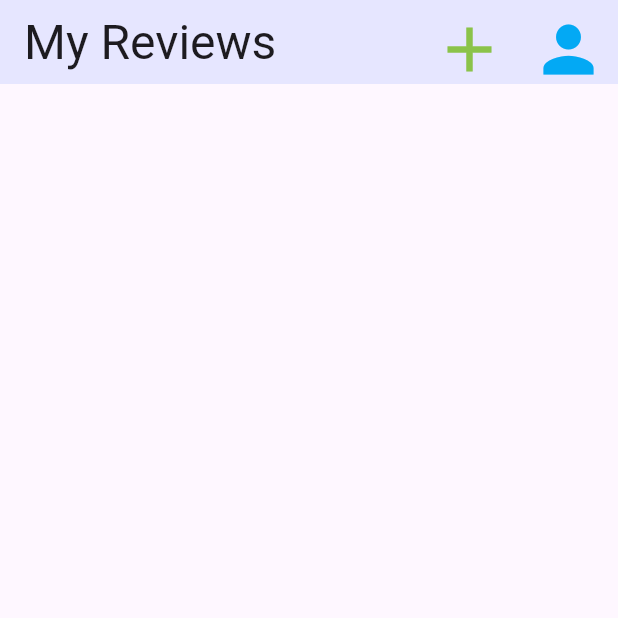
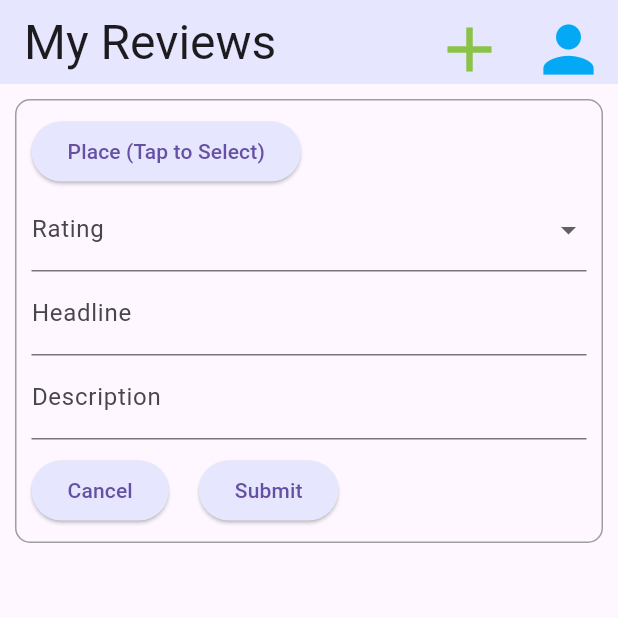
Before and after one commit to ktucker720/cs406_project, a Flutter app: the screen it shows once a user with an empty profile is signed in, after a tap on the "add" icon, after a tap on "Cancel", on a phone screen of 412 x 824 dp, the top half of it. Run offline on Flutter 3.47's test engine with Material 3 defaults, Android fonts, the phone set to English and light mode, and no system bars; our stand-ins replace cloud_firestore, firebase_auth, firebase_core, flutter_riverpod, google_maps_flutter, location; missing offline and left inert: firebase_ui_auth; accounts and stored records are empty.

Commit message:
Implemented my own map view for review editing

```diff
--- a/irestaurant_flutter/lib/auth_gate.dart
+++ b/irestaurant_flutter/lib/auth_gate.dart
@@ -2,7 +2,6 @@ import 'package:firebase_auth/firebase_auth.dart' hide EmailAuthProvider;
 import 'package:firebase_ui_auth/firebase_ui_auth.dart';
 import 'package:flutter/material.dart';
 import 'package:cloud_firestore/cloud_firestore.dart';
-
 import 'reviews.dart';
 
 class AuthGate extends StatelessWidget {
--- /dev/null
+++ b/irestaurant_flutter/lib/place_select.dart
@@ -0,0 +1,143 @@
+import 'package:flutter/material.dart';
+import 'package:google_maps_flutter/google_maps_flutter.dart';
+import 'package:location/location.dart';
+
+// A place from Google Places API
+class Place {
+  String? id;
+  String? name;
+  String? city;
+  Place(Map<String, dynamic> data) {
+    id = data["place_id"];
+    name = data["name"];
+    city = data["city"];
+  }
+}
+
+// An interactive map for searching and selecting a place
+class PlaceSearchMap extends StatefulWidget {
+  final Place? initialData;
+  final void Function() onCancel;
+  final void Function(Place) onSubmit;
+
+  const PlaceSearchMap({super.key, required this.initialData, required this.onCancel, required this.onSubmit});
+
+  @override
+  PlaceSearchMapState createState() {
+    return PlaceSearchMapState();
+  }
+}
+
+class PlaceSearchMapState extends State<PlaceSearchMap> {
+  Location location = Location();
+  final Map<String, Marker> _markers = {};
+  double latitude = 0;
+  double longitude = 0;
+  GoogleMapController? _controller;
+  // Start with an initial position in NYC
+  final CameraPosition _kGooglePlex = const CameraPosition(
+    target: LatLng(40.730610, -73.935242),
+    zoom: 10,
+  );
+
+  // Obtain the user's current location
+  getCurrentLocation() async {
+    bool serviceEnabled = await location.serviceEnabled();
+    if (!serviceEnabled) {
+      serviceEnabled = await location.requestService();
+      if (!serviceEnabled) {
+        return;
+      }
+    }
+
+    PermissionStatus permissionGranted = await location.hasPermission();
+    if (permissionGranted == PermissionStatus.denied) {
+      permissionGranted = await location.requestPermission();
+      if (permissionGranted != PermissionStatus.granted) {
+        return;
+      }
+    }
+
+    LocationData currentPosition = await location.getLocation();
+    latitude = currentPosition.latitude!;
+    longitude = currentPosition.longitude!;
+    final marker = Marker(
+      markerId: const MarkerId('myLocation'),
+      position: LatLng(latitude, longitude),
+      infoWindow: const InfoWindow(
+        title: 'My Location',
+      ),
+    );
+    setState(() {
+      _markers['myLocation'] = marker;
+      _controller?.animateCamera(
+        CameraUpdate.newCameraPosition(
+          CameraPosition(target: LatLng(latitude, longitude), zoom: 15),
+        ),
+      );
+    });
+  }
+
+  @override
+  Widget build(BuildContext context) {
+    return Stack(
+      children: [
+        SizedBox(
+          width: double.infinity,
+          height: 400,
+          child: GoogleMap(
+            mapType: MapType.normal,
+            myLocationEnabled: true,
+            initialCameraPosition: _kGooglePlex,
+            markers: _markers.values.toSet(),
+            onTap: (LatLng latlng) {
+              latitude = latlng.latitude;
+              longitude = latlng.longitude;
+              final marker = Marker(
+                markerId: const MarkerId('myLocation'),
+                position: LatLng(latitude, longitude),
+                infoWindow: const InfoWindow(
+                  title: 'My New Location',
+                ),
+              );
+              setState(() {
+                _markers['myLocation'] = marker;
+              });
+            },
+            onMapCreated: (GoogleMapController controller) {
+              _controller = controller;
+              getCurrentLocation();
+            },
+          ),
+        ),
+        Positioned(
+          left: 0,
+          top: 0,
+          right: 0,
+          child: Row(children: [
+            Padding(
+              padding: const EdgeInsets.fromLTRB(0, 10, 10, 0),
+              child: ElevatedButton(
+                onPressed: () {
+                  //TODO - begin search
+                },
+                style: ElevatedButton.styleFrom(backgroundColor: const Color.fromARGB(255, 230, 230, 255)),
+                child: const Text('Search')
+              )
+            ),
+            Padding(
+              padding: const EdgeInsets.fromLTRB(10, 10, 0, 0),
+              child: ElevatedButton(
+                onPressed: () {
+                  widget.onCancel.call();
+                },
+                style: ElevatedButton.styleFrom(backgroundColor: const Color.fromARGB(255, 230, 230, 255)),
+                child: const Text('Cancel')
+              )
+            ),
+          ])
+        )
+      ]
+    );
+  }
+}
--- a/irestaurant_flutter/lib/reviews.dart
+++ b/irestaurant_flutter/lib/reviews.dart
@@ -3,23 +3,26 @@ import 'package:firebase_auth/firebase_auth.dart' hide EmailAuthProvider;
 import 'package:cloud_firestore/cloud_firestore.dart';
 import 'package:firebase_ui_auth/firebase_ui_auth.dart';
 import 'package:flutter_riverpod/flutter_riverpod.dart';
+import 'place_select.dart';
+
+// Supports viewing and editing reviews
+enum DisplayMode { view, form, map }
 
 // Review data
 class ReviewModel {
   final int id;
-  bool isNew;
-  bool isEditing;
+  DisplayMode displayMode;
   String? docId;
-  String? name;
-  String? city;
+  Place? place;
   DateTime? date;
   int? stars;
   String? headline;
   String? description;
 
-  ReviewModel(this.id, this.isNew, this.isEditing, this.docId, Map<String, dynamic> data) {
-    name = data["name"];
-    city = data["city"];
+  ReviewModel(this.id, this.displayMode, this.docId, Map<String, dynamic> data) {
+    if(data["place"] != null) {
+      place = Place(data["place"]);
+    }
     if (data["date"] != null) {
       date = DateTime.fromMicrosecondsSinceEpoch(data["date"].microsecondsSinceEpoch);
     }
@@ -30,11 +33,9 @@ class ReviewModel {
 
   ReviewModel.fromOther(ReviewModel other) :
     id = other.id,
-    isNew = other.isNew,
-    isEditing = other.isEditing,
+    displayMode = other.displayMode,
     docId = other.docId,
-    name = other.name,
-    city = other.city,
+    place = other.place,
     date = other.date,
     stars = other.stars,
     headline = other.headline,
@@ -43,15 +44,160 @@ class ReviewModel {
   ReviewModel copyWith() {
     return ReviewModel.fromOther(this);
   }
+
+  bool isNew() {
+    return (docId == null);
+  }
+}
+
+final reviewsProvider = StateNotifierProvider<ReviewsNotifier, List<ReviewModel>>((ref) {
+  return ReviewsNotifier();
+});
+
+// The review list state management with Riverpod
+class ReviewsNotifier extends StateNotifier<List<ReviewModel>> {
+  ReviewsNotifier() : super([]) {
+    loadFromDatabase();
+  }
+  int nextId = 1;
+
+  void loadFromDatabase() {
+    FirebaseFirestore.instance.collection("reviews")
+    .where('uid', isEqualTo: FirebaseAuth.instance.currentUser!.uid)
+    .orderBy('date', descending: true)
+    .get()
+    .then((s) {
+      List<ReviewModel> newReviews = [];
+      for(var d in s.docs) {
+        newReviews.add(ReviewModel(nextId++, DisplayMode.view, d.id, d.data()));
+      }
+      state = newReviews;
+    })
+    .catchError((error) {
+      state = [];
+    });
+  }
+
+  void beginReview() {
+    // Start a new review in editing mode at the top if not already there
+    if(state.isEmpty || state[0].displayMode == DisplayMode.view) {
+      state = [ReviewModel(nextId++, DisplayMode.map, null, {}), ...state];
+    }
+  }
+
+  void cancelReviewEdit(int id) {
+    for(int i = 0; i < state.length; i++) {
+      if(state[i].id == id) {
+        if(state[i].isNew()) {
+          // Just remove cancelled new reviews
+          deleteReview(id);
+        } else {
+          // Change display from editing to viewing
+          state[i].displayMode = DisplayMode.view;
+          // Force state update
+          state = [...state];
+        }
+      }
+    }
+  }
+
+  void submitReviewEdit(int id, ReviewModel m) {
+    for(int i = 0; i < state.length; i++) {
+      if(state[i].id == id) {
+        var newData = {
+          "uid": FirebaseAuth.instance.currentUser!.uid,
+          "place": m.place,
+          "date": m.date,
+          "stars": m.stars,
+          "headline": m.headline,
+          "description": m.description
+        };
+        if(state[i].isNew()) {
+          // Add the new review to the database
+          FirebaseFirestore.instance.collection("reviews").add(newData);
+          // TODO set doc id if needed
+        } else {
+          // Update the existing review in the database
+          FirebaseFirestore.instance.collection("reviews").doc(m.docId).set(newData);
+        }
+        // Switch from form panel to view panel
+        m.displayMode = DisplayMode.view;
+        state[i] = m;
+      }
+    }
+    // Force state update
+    state = [...state];
+  }
+
+  void cancelPlaceSelect(int id) {
+    for(int i = 0; i < state.length; i++) {
+      if(state[i].id == id) {
+        // Switch from map panel to form panel, no changes to place
+        state[i].displayMode = DisplayMode.form;
+      }
+    }
+    // Force state update
+    state = [...state];
+  }
+
+  void submitPlaceSelect(int id, Place p) {
+    for(int i = 0; i < state.length; i++) {
+      if(state[i].id == id) {
+        // Switch from map panel to form panel
+        state[i].displayMode = DisplayMode.form;
+        state[i].place = p;
+      }
+    }
+    // Force state update
+    state = [...state];
+  }
+
+  void beginReviewEdit(int id) {
+    for(int i = 0; i < state.length; i++) {
+      if(state[i].id == id) {
+        // Switch from view panel to form panel
+        final s = state[i];
+        s.displayMode = DisplayMode.form;
+        state[i] = s;
+      }
+    }
+    // Force state update
+    state = [...state];
+  }
+
+  void beginPlaceSelect(int id) {
+    for(int i = 0; i < state.length; i++) {
+      if(state[i].id == id) {
+        // Switch from form panel to map panel
+        final s = state[i];
+        s.displayMode = DisplayMode.map;
+        state[i] = s;
+      }
+    }
+    // Force state update
+    state = [...state];
+  }
+
+  void deleteReview(int id) {
+    for(int i = 0; i < state.length; i++) {
+      if(state[i].id == id) {
+        if(!state[i].isNew()) {
+          // Delete existing reviews
+          FirebaseFirestore.instance.collection("reviews").doc(state[i].docId).delete();
+        }
+        state = [...state.where((element) {return element.id != id;})];
+      }
+    }
+  }
 }
 
 // A completed review entry that can be edited or deleted
 class ReviewEntry extends StatelessWidget {
-  const ReviewEntry({super.key, required this.data, required this.onEdit, required this.onDelete});
-
   final ReviewModel data;
   final void Function(int) onEdit;
   final void Function(int) onDelete;
+
+  const ReviewEntry({super.key, required this.data, required this.onEdit, required this.onDelete});
 
   @override
   Widget build(BuildContext context) {
@@ -64,7 +210,7 @@ class ReviewEntry extends StatelessWidget {
               mainAxisAlignment: MainAxisAlignment.start,
               children: <Widget>[
                 Text(
-                  "${data.name} - ${data.city} - ${data.date!.month.toString()}/${data.date!.day.toString()}/${data.date!.year.toString()}",
+                  "${data.place!.name} - ${data.place!.city} - ${data.date!.month.toString()}/${data.date!.day.toString()}/${data.date!.year.toString()}",
                   style: const TextStyle(fontWeight: FontWeight.bold)
                 ),
                 const SizedBox(width: 20),
@@ -111,13 +257,13 @@ class ReviewEntry extends StatelessWidget {
   }
 }
 
-// A form for creating a new review entry or editing an existing one
-class ReviewEntryForm extends StatefulWidget {
-  const ReviewEntryForm({super.key, required this.initialData, required this.onCancel, required this.onSubmit});
-
+// A form for editing a review
+class ReviewEntryForm extends ConsumerStatefulWidget {
   final ReviewModel initialData;
   final void Function(int) onCancel;
   final void Function(int, ReviewModel) onSubmit;
+
+  const ReviewEntryForm({super.key, required this.initialData, required this.onCancel, required this.onSubmit});
 
   @override
   ReviewEntryFormState createState() {
@@ -125,47 +271,38 @@ class ReviewEntryForm extends StatefulWidget {
   }
 }
 
-class ReviewEntryFormState extends State<ReviewEntryForm> {
+class ReviewEntryFormState extends ConsumerState<ReviewEntryForm> {
   final List<int> starList = <int>[1, 2, 3, 4, 5];
   final _formKey = GlobalKey<FormState>();
   ReviewModel? newData;
 
   @override
+  void initState() {
+    super.initState();
+    newData ??= widget.initialData;
+  }
+
+  @override
   Widget build(BuildContext context) {
-    newData ??= widget.initialData;
+    var placeText = "Place ";
+    if(newData?.place?.name != null && newData?.place?.city != null) {
+      placeText += "(${newData?.place?.name} - ${newData?.place?.city})";
+    }
+    else  {
+      placeText += "(Tap to Select)";
+    }
     return Form(
       key: _formKey,
       child: Column(
         crossAxisAlignment: CrossAxisAlignment.start,
         children: [
-          TextFormField(
-            decoration: const InputDecoration(
-              labelText: 'Name',
+          ElevatedButton(
+            onPressed: () {
+              ref.read(reviewsProvider.notifier).beginPlaceSelect(newData!.id);
+            },
+            child: Text(placeText),
+            style: ElevatedButton.styleFrom(backgroundColor: const Color.fromARGB(255, 230, 230, 255))
           ),
-            initialValue: newData?.name ?? "",
-            onChanged: (newValue) {
-              newData!.name = newValue;
-            },
-            validator: (value) {
-              if (value == null || value.isEmpty) {
-                return 'Please enter the restaurant name';
-              }
-              return null;
-          }),
-          TextFormField(
-            decoration: const InputDecoration(
-              labelText: 'City',
-            ),
-            initialValue: newData?.city ?? "",
-            onChanged: (newValue) {
-              newData!.city = newValue;
-            },
-            validator: (value) {
-              if (value == null || value.isEmpty) {
-                return 'Please enter the city name';
-              }
-              return null;
-          },),
           DropdownButtonFormField<int>(
             value: newData?.stars,
             items: starList.map<DropdownMenuItem<int>>((int value) {
@@ -198,8 +335,8 @@ class ReviewEntryFormState extends State<ReviewEntryForm> {
                 if (value == null || value.isEmpty) {
                   return 'Please enter a headline';
                 }
-                return null;
-          },),
+                return null;}
+          ),
           TextFormField(
             decoration: const InputDecoration(
               labelText: 'Description',
@@ -212,29 +349,31 @@ class ReviewEntryFormState extends State<ReviewEntryForm> {
               if (value == null || value.isEmpty) {
                 return 'Please enter a description';
               }
-              return null;
-            },),
+              return null;}
+              ),
           Row(children: [
             Padding(
-              padding: const EdgeInsets.fromLTRB(0, 16, 16, 0),
+              padding: const EdgeInsets.fromLTRB(0, 10, 10, 0),
               child: ElevatedButton(
                 onPressed: () {
                   widget.onCancel.call(widget.initialData.id);
                 },
                 child: const Text('Cancel'),
+                style: ElevatedButton.styleFrom(backgroundColor: const Color.fromARGB(255, 230, 230, 255))
               ),
             ),
             Padding(
-              padding: const EdgeInsets.fromLTRB(16, 16, 0, 0),
+              padding: const EdgeInsets.fromLTRB(10, 10, 0, 0),
               child: ElevatedButton(
                 onPressed: () {
-                  if (_formKey.currentState?.validate() ?? false) {
+                  if ((_formKey.currentState?.validate() ?? false) && (newData?.place != null)) {
                     newData!.date = DateTime.now();
                     // Create a new version of the review with the new form data
                     widget.onSubmit.call(newData!.id, newData!);
                   }
                 },
                 child: const Text('Submit'),
+                style: ElevatedButton.styleFrom(backgroundColor: const Color.fromARGB(255, 230, 230, 255))
               ),
             ),
           ],),
@@ -244,109 +383,21 @@ class ReviewEntryFormState extends State<ReviewEntryForm> {
   }
 }
 
-final reviewsProvider = StateNotifierProvider<ReviewsNotifier, List<ReviewModel>>((ref) {
-  return ReviewsNotifier();
-});
+// An interactive map for selecting a review's place
+class ReviewEntryMap extends ConsumerWidget {
+  final ReviewModel initialData;
+  final void Function(int) onCancel;
+  final void Function(int, Place) onSubmit;
 
-// The review list state management with Riverpod
-class ReviewsNotifier extends StateNotifier<List<ReviewModel>> {
-  ReviewsNotifier() : super([]) {
-    loadFromDatabase();
-  }
-  int nextId = 1;
+  const ReviewEntryMap({super.key, required this.initialData, required this.onCancel, required this.onSubmit});
 
-  void loadFromDatabase() {
-    FirebaseFirestore.instance.collection("reviews")
-    .where('uid', isEqualTo: FirebaseAuth.instance.currentUser!.uid)
-    .orderBy('date', descending: true)
-    .get()
-    .then((s) {
-      List<ReviewModel> newReviews = [];
-      for(var d in s.docs) {
-        newReviews.add(ReviewModel(nextId++, false, false, d.id, d.data()));
-      }
-      state = newReviews;
-    })
-    .catchError((error) {
-      state = [];
-    });
-  }
-
-  void beginReview() {
-    // Start a new review in editing mode at the top if not already there
-    if(state.isEmpty || !state[0].isEditing) {
-      state = [ReviewModel(nextId++, true, true, null, {}), ...state];
-    }
-  }
-
-  void cancelReviewEdit(int id) {
-    for(int i = 0; i < state.length; i++) {
-      if(state[i].id == id) {
-        if(state[i].isNew) {
-          // Just remove cancelled new reviews
-          deleteReview(id);
-        } else {
-          // Change the edit flag
-          state[i].isEditing = false;
-        }
-      }
-    }
-    // Force state update
-    state = [...state];
-  }
-
-  void submitReviewEdit(int id, ReviewModel m) {
-    for(int i = 0; i < state.length; i++) {
-      if(state[i].id == id) {
-        var newData = {
-          "uid": FirebaseAuth.instance.currentUser!.uid,
-          "name": m.name,
-          "city": m.city,
-          "date": m.date,
-          "stars": m.stars,
-          "headline": m.headline,
-          "description": m.description
-        };
-        if(state[i].isNew) {
-          // Add the new review to the database
-          FirebaseFirestore.instance.collection("reviews").add(newData);
-        } else {
-          // Update the existing review in the database
-          FirebaseFirestore.instance.collection("reviews").doc(m.docId).set(newData);
-        }
-        // Switch from form panel to view panel
-        m.isNew = false;
-        m.isEditing = false;
-        state[i] = m;
-      }
-    }
-    // Force state update
-    state = [...state];
-  }
-
-  void beginReviewEdit(int id) {
-    for(int i = 0; i < state.length; i++) {
-      if(state[i].id == id) {
-        // Change the edit flag
-        final s = state[i];
-        s.isEditing = true;
-        state[i] = s;
-      }
-    }
-    // Force state update
-    state = [...state];
-  }
-
-  void deleteReview(int id) {
-    for(int i = 0; i < state.length; i++) {
-      if(state[i].id == id) {
-        if(!state[i].isNew) {
-          // Delete existing reviews
-          FirebaseFirestore.instance.collection("reviews").doc(state[i].docId).delete();
-        }
-        state = [...state.where((element) {return element.id != id;})];
-      }
-    }
+  @override
+  Widget build(BuildContext context, WidgetRef ref) {
+    return PlaceSearchMap(
+      initialData: initialData.place,
+      onCancel: () {onCancel(initialData.id);},
+      onSubmit: (Place p) {onSubmit(initialData.id, p);}
+    );
   }
 }
 
@@ -361,32 +412,48 @@ class ReviewsList extends ConsumerWidget {
       itemCount: reviews.length,
       itemBuilder: (context, index) {
         final review = reviews[index].copyWith();
-        if(review.isEditing) {
+        if(review.displayMode == DisplayMode.form) {
+          return Container(
+            padding: const EdgeInsets.all(10),
+            decoration: BoxDecoration(
+              border: Border.all(
+                color: Colors.grey,
+              ),
+              borderRadius: const BorderRadius.all(Radius.circular(10))
+            ),
+            child: ReviewEntryForm(
+              initialData: review,
+              onCancel: (int id) {ref.read(reviewsProvider.notifier).cancelReviewEdit(id);},
+              onSubmit: (int id, ReviewModel m) {ref.read(reviewsProvider.notifier).submitReviewEdit(id, m);}));
+        }
+        else if(review.displayMode == DisplayMode.map) {
           return Container(
             padding: const EdgeInsets.all(5),
             decoration: BoxDecoration(
               border: Border.all(
                 color: Colors.grey,
               ),
-              borderRadius: const BorderRadius.all(Radius.circular(20))
+              borderRadius: const BorderRadius.all(Radius.circular(10))
             ),
-            child: ReviewEntryForm(
+            child: ReviewEntryMap(
               initialData: review,
-              onCancel: (int id) {ref.read(reviewsProvider.notifier).cancelReviewEdit(id);},
-              onSubmit: (int id, ReviewModel m) {ref.read(reviewsProvider.notifier).submitReviewEdit(id, m);}));
+              onCancel: (int id) {ref.read(reviewsProvider.notifier).cancelPlaceSelect(id);},
+              onSubmit: (int id, Place p) {ref.read(reviewsProvider.notifier).submitPlaceSelect(id, p);}));
         }
+        else {
           return Container(
             padding: const EdgeInsets.all(5),
             decoration: BoxDecoration(
                 border: Border.all(
                   color: Colors.grey,
                 ),
-              borderRadius: const BorderRadius.all(Radius.circular(20))
+                borderRadius: const BorderRadius.all(Radius.circular(10))
             ),
             child: ReviewEntry(
               data: review,
               onEdit: (int id) {ref.read(reviewsProvider.notifier).beginReviewEdit(id);},
               onDelete: (int id) {ref.read(reviewsProvider.notifier).deleteReview(id);}));
+        }
       },
     );
   }
@@ -437,7 +504,7 @@ class ReviewsScreen extends ConsumerWidget {
         ],
         automaticallyImplyLeading: false,
       ),
-      body: Container(padding: const EdgeInsets.all(5), child: const ReviewsList()),
+      body: Container(padding: const EdgeInsets.all(10), child: const ReviewsList()),
     );
   }
 }
--- a/irestaurant_flutter/pubspec.yaml
+++ b/irestaurant_flutter/pubspec.yaml
@@ -42,6 +42,12 @@ dependencies:
   firebase_ui_auth: ^1.15.0
   flutter_riverpod: ^2.5.1
   riverpod_annotation: ^2.3.5
+  google_maps_flutter: ^2.9.0
+  http: ^1.2.2
+  json_annotation: ^4.9.0
+  json_serializable: ^6.8.0
+  location: ^6.0.2
+  permission_handler: ^11.3.1
 
 dev_dependencies:
   flutter_test:
```
Also changed, not shown: 4 other files. Lines whose indentation alone changed are shown as unchanged.
